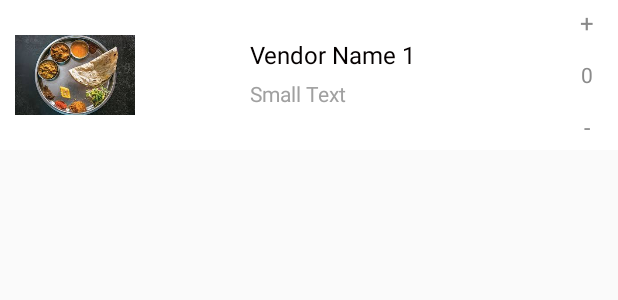
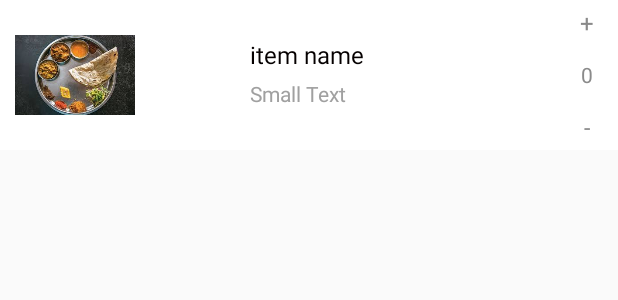
Before and after one commit to dayasudhan/bhoomika, an Android app: the layout product_detail_list_layout.xml on its own in the app's theme, with its tools: preview values and no code run, on a phone screen of 412 x 824 dp. Shown: the top 300 px of the screen. Run offline under Robolectric (Android 15) with nearby library versions, the phone set to English and light mode, and no system bars.

Commit message:
item name change

```diff
--- a/app/src/main/res/layout/product_detail_list_layout.xml
+++ b/app/src/main/res/layout/product_detail_list_layout.xml
@@ -20,7 +20,7 @@
         android:layout_width="200dp"
         android:layout_height="wrap_content"
         android:textAppearance="?android:attr/textAppearanceMedium"
-        android:text="Vendor Name 1"
+        android:text="item name"
         android:textColor="@color/title_text_color"
         android:id="@+id/product_detail_name"
         android:textSize="16sp"
```
